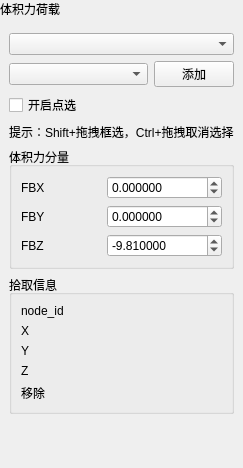
The window that plugins/Base_PhysicalField/BodyForcePage.ui (asd977/base_cae) describes before a commit, drawn with Qt 5.
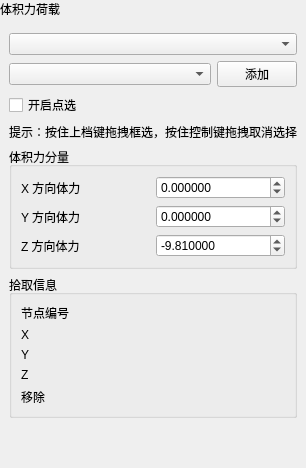
The same window after the commit. Custom widgets are drawn as their Qt base class.

Diff of the .ui file:
```diff
--- a/plugins/Base_PhysicalField/BodyForcePage.ui
+++ b/plugins/Base_PhysicalField/BodyForcePage.ui
@@ -104,7 +104,7 @@
       <item>
        <widget class="QLabel" name="boxSelectHintLabel">
         <property name="text">
-         <string>提示：Shift+拖拽框选，Ctrl+拖拽取消选择</string>
+         <string>提示：按住上档键拖拽框选，按住控制键拖拽取消选择</string>
         </property>
         <property name="wordWrap">
          <bool>false</bool>
@@ -161,7 +161,7 @@
          <item row="1" column="0">
           <widget class="QLabel" name="labelFby">
            <property name="text">
-            <string>FBY</string>
+            <string>Y 方向体力</string>
            </property>
           </widget>
          </item>
@@ -187,14 +187,14 @@
          <item row="0" column="0">
           <widget class="QLabel" name="labelFbx">
            <property name="text">
-            <string>FBX</string>
+            <string>X 方向体力</string>
            </property>
           </widget>
          </item>
          <item row="2" column="0">
           <widget class="QLabel" name="labelFbz">
            <property name="text">
-            <string>FBZ</string>
+            <string>Z 方向体力</string>
            </property>
           </widget>
          </item>
@@ -222,7 +222,7 @@
          <item row="0" column="0">
           <widget class="QLabel" name="labelNodeId">
            <property name="text">
-            <string>node_id</string>
+            <string>节点编号</string>
            </property>
           </widget>
          </item>
```
